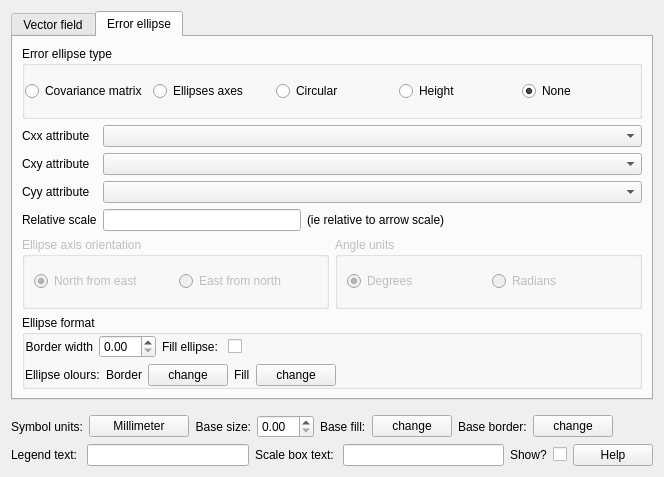
This is Ui_VectorFieldRendererWidget.ui in ccrook/QGIS-VectorFieldRenderer-Plugin as Qt 5 draws it before an edit. The edited form follows.
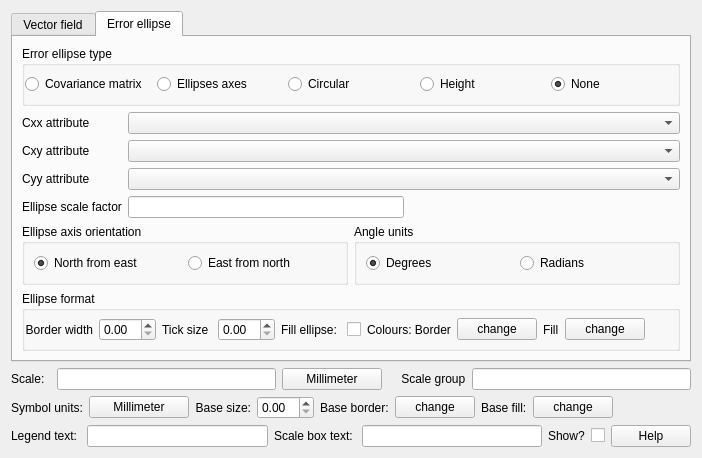
This is the edited form. The open tabs and pages were chosen to show the change. Custom widgets are drawn as their Qt base class.

Commit message: Error ellipse working

```diff
--- a/Ui_VectorFieldRendererWidget.ui
+++ b/Ui_VectorFieldRendererWidget.ui
@@ -6,8 +6,8 @@
    <rect>
     <x>0</x>
     <y>0</y>
-    <width>664</width>
-    <height>477</height>
+    <width>702</width>
+    <height>458</height>
    </rect>
   </property>
   <property name="sizePolicy">
@@ -19,7 +19,7 @@
   <property name="windowTitle">
    <string>Form</string>
   </property>
-  <layout class="QVBoxLayout" name="verticalLayout_4" stretch="0,0,0">
+  <layout class="QVBoxLayout" name="verticalLayout_4" stretch="0,0,0,0">
    <item>
     <widget class="QTabWidget" name="uTabManager">
      <property name="currentIndex">
@@ -115,49 +115,13 @@
            </property>
           </widget>
          </item>
-         <item row="2" column="0">
-          <widget class="QLabel" name="uArrowScaleLabel">
-           <property name="text">
-            <string>Scale:  </string>
-           </property>
-           <property name="buddy">
-            <cstring>uArrowScale</cstring>
+         <item row="0" column="1">
+          <widget class="QComboBox" name="uXField">
+           <property name="toolTip">
+            <string>Select the X/length field</string>
            </property>
           </widget>
          </item>
-         <item row="2" column="2">
-          <layout class="QHBoxLayout" name="uArrowScaleLayout">
-           <item>
-            <widget class="QLineEdit" name="uArrowScale"/>
-           </item>
-           <item>
-            <widget class="QPushButton" name="uScaleUnits">
-             <property name="minimumSize">
-              <size>
-               <width>100</width>
-               <height>0</height>
-              </size>
-             </property>
-             <property name="text">
-              <string>Millimeter</string>
-             </property>
-            </widget>
-           </item>
-           <item>
-            <widget class="QLabel" name="uScaleGroupLabel">
-             <property name="text">
-              <string>    Scale group</string>
-             </property>
-             <property name="buddy">
-              <cstring>uScaleGroup</cstring>
-             </property>
-            </widget>
-           </item>
-           <item>
-            <widget class="QLineEdit" name="uScaleGroup"/>
-           </item>
-          </layout>
-         </item>
         </layout>
        </item>
        <item>
@@ -497,7 +461,7 @@
          <item row="3" column="0">
           <widget class="QLabel" name="uEllipseScaleLabel">
            <property name="text">
-            <string>Relative scale</string>
+            <string>Ellipse scale factor</string>
            </property>
            <property name="buddy">
             <cstring>uArrowScale</cstring>
@@ -509,13 +473,6 @@
            <item>
             <widget class="QLineEdit" name="uEllipseScale"/>
            </item>
-           <item>
-            <widget class="QLabel" name="uEllipseScaleLabel2">
-             <property name="text">
-              <string>(ie relative to arrow scale)</string>
-             </property>
-            </widget>
-           </item>
            <item>
             <spacer name="horizontalSpacer">
              <property name="orientation">
@@ -565,7 +522,7 @@
          <item>
           <widget class="QGroupBox" name="uAxisOrientationGroupBox">
            <property name="enabled">
-            <bool>false</bool>
+            <bool>true</bool>
            </property>
            <property name="title">
             <string>Ellipse axis orientation</string>
@@ -600,7 +557,7 @@
          <item>
           <widget class="QGroupBox" name="uAxisAngleUnitsGroupBox">
            <property name="enabled">
-            <bool>false</bool>
+            <bool>true</bool>
            </property>
            <property name="title">
             <string>Angle units</string>
@@ -628,7 +585,7 @@
             <item>
              <widget class="QRadioButton" name="uEllipseAngleUnitsRadians">
               <property name="enabled">
-               <bool>false</bool>
+               <bool>true</bool>
               </property>
               <property name="toolTip">
                <string>Select the angle units</string>
@@ -680,6 +637,20 @@
               </property>
              </widget>
             </item>
+            <item>
+             <widget class="QLabel" name="uTickSizeLabel">
+              <property name="text">
+               <string>Tick size </string>
+              </property>
+             </widget>
+            </item>
+            <item>
+             <widget class="QDoubleSpinBox" name="uEllipseTickSize">
+              <property name="toolTip">
+               <string>Width of the arrow shaft</string>
+              </property>
+             </widget>
+            </item>
             <item>
              <widget class="QLabel" name="label">
               <property name="text">
@@ -695,51 +666,12 @@
              </widget>
             </item>
             <item>
-             <spacer name="uArrowUnitSpacer_2">
-              <property name="orientation">
-               <enum>Qt::Horizontal</enum>
-              </property>
-              <property name="sizeHint" stdset="0">
-               <size>
-                <width>40</width>
-                <height>20</height>
-               </size>
-              </property>
-             </spacer>
-            </item>
-           </layout>
-          </item>
-          <item>
-           <layout class="QHBoxLayout" name="uEllipseArrowColorLayout" stretch="0,0,0,0,0,0">
-            <property name="sizeConstraint">
-             <enum>QLayout::SetDefaultConstraint</enum>
-            </property>
-            <property name="topMargin">
-             <number>0</number>
-            </property>
-            <item>
              <widget class="QLabel" name="uEllipseColorLayoutLabel">
               <property name="text">
-               <string>Ellipse olours:</string>
+               <string>Colours: Border</string>
               </property>
               <property name="buddy">
-               <cstring>uArrowColor</cstring>
-              </property>
-             </widget>
-            </item>
-            <item>
-             <widget class="QLabel" name="uEllipseBorderColorLabel">
-              <property name="sizePolicy">
-               <sizepolicy hsizetype="Preferred" vsizetype="Preferred">
-                <horstretch>0</horstretch>
-                <verstretch>0</verstretch>
-               </sizepolicy>
-              </property>
-              <property name="text">
-               <string>Border</string>
-              </property>
-              <property name="buddy">
-               <cstring>uArrowColor</cstring>
+               <cstring>uEllipseBorderColor</cstring>
               </property>
              </widget>
             </item>
@@ -774,7 +706,7 @@
              </widget>
             </item>
             <item>
-             <spacer name="horizontalSpacer_2">
+             <spacer name="uArrowUnitSpacer_2">
               <property name="orientation">
                <enum>Qt::Horizontal</enum>
               </property>
@@ -795,10 +727,56 @@
      </widget>
     </widget>
    </item>
+   <item>
+    <layout class="QHBoxLayout" name="horizontalLayout_4">
+     <property name="topMargin">
+      <number>0</number>
+     </property>
+     <item>
+      <widget class="QLabel" name="uArrowScaleLabel">
+       <property name="text">
+        <string>Scale:  </string>
+       </property>
+       <property name="buddy">
+        <cstring>uArrowScale</cstring>
+       </property>
+      </widget>
+     </item>
+     <item>
+      <widget class="QLineEdit" name="uArrowScale"/>
+     </item>
+     <item>
+      <widget class="QPushButton" name="uScaleUnits">
+       <property name="minimumSize">
+        <size>
+         <width>100</width>
+         <height>0</height>
+        </size>
+       </property>
+       <property name="text">
+        <string>Millimeter</string>
+       </property>
+      </widget>
+     </item>
+     <item>
+      <widget class="QLabel" name="uScaleGroupLabel">
+       <property name="text">
+        <string>    Scale group</string>
+       </property>
+       <property name="buddy">
+        <cstring>uScaleGroup</cstring>
+       </property>
+      </widget>
+     </item>
+     <item>
+      <widget class="QLineEdit" name="uScaleGroup"/>
+     </item>
+    </layout>
+   </item>
    <item>
     <layout class="QHBoxLayout" name="horizontalLayout_3">
      <property name="topMargin">
-      <number>9</number>
+      <number>0</number>
      </property>
      <item>
       <widget class="QLabel" name="uOutputUnitLabel">
@@ -843,26 +821,6 @@
        </property>
       </widget>
      </item>
-     <item>
-      <widget class="QLabel" name="uBaseColorLabel">
-       <property name="text">
-        <string>Base fill:</string>
-       </property>
-       <property name="buddy">
-        <cstring>uBaseColor</cstring>
-       </property>
-      </widget>
-     </item>
-     <item>
-      <widget class="QgsColorButtonV2" name="uBaseColor">
-       <property name="toolTip">
-        <string>Change the base symbol colour</string>
-       </property>
-       <property name="text">
-        <string>change</string>
-       </property>
-      </widget>
-     </item>
      <item>
       <widget class="QLabel" name="uBaseBorderColorLabel">
        <property name="text">
@@ -883,6 +841,26 @@
        </property>
       </widget>
      </item>
+     <item>
+      <widget class="QLabel" name="uBaseColorLabel">
+       <property name="text">
+        <string>Base fill:</string>
+       </property>
+       <property name="buddy">
+        <cstring>uBaseColor</cstring>
+       </property>
+      </widget>
+     </item>
+     <item>
+      <widget class="QgsColorButtonV2" name="uBaseColor">
+       <property name="toolTip">
+        <string>Change the base symbol colour</string>
+       </property>
+       <property name="text">
+        <string>change</string>
+       </property>
+      </widget>
+     </item>
      <item>
       <spacer name="uArrowUnitSpacer">
        <property name="orientation">
```
Left out of the diff: 55 changed lines with no effect on the pictures. The commit also changes 7 other files.
